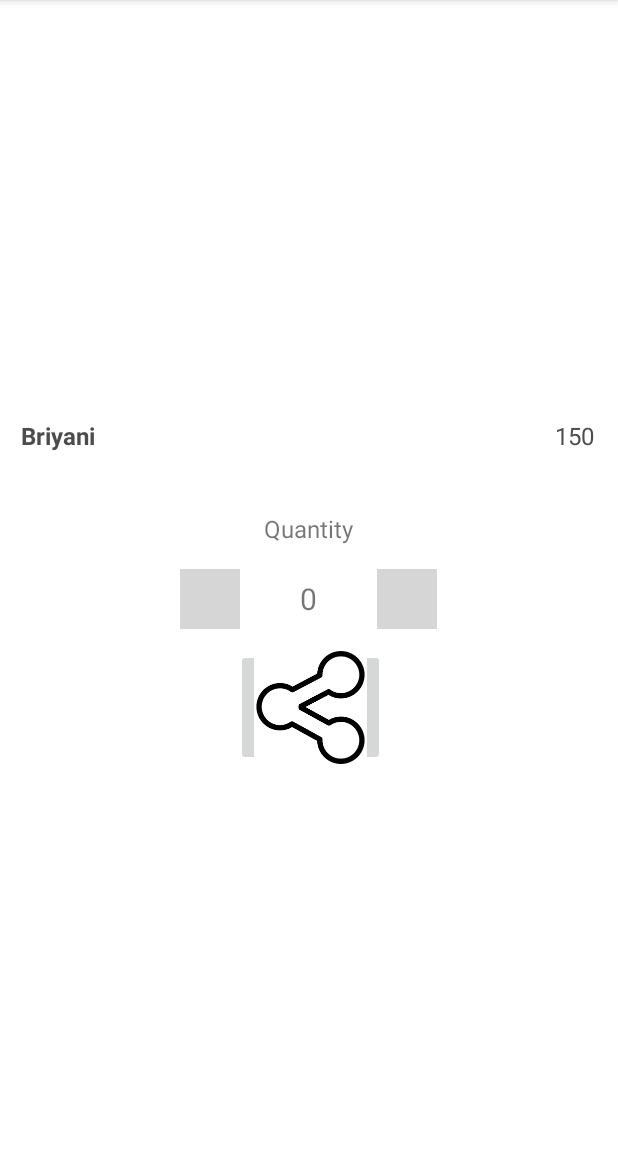
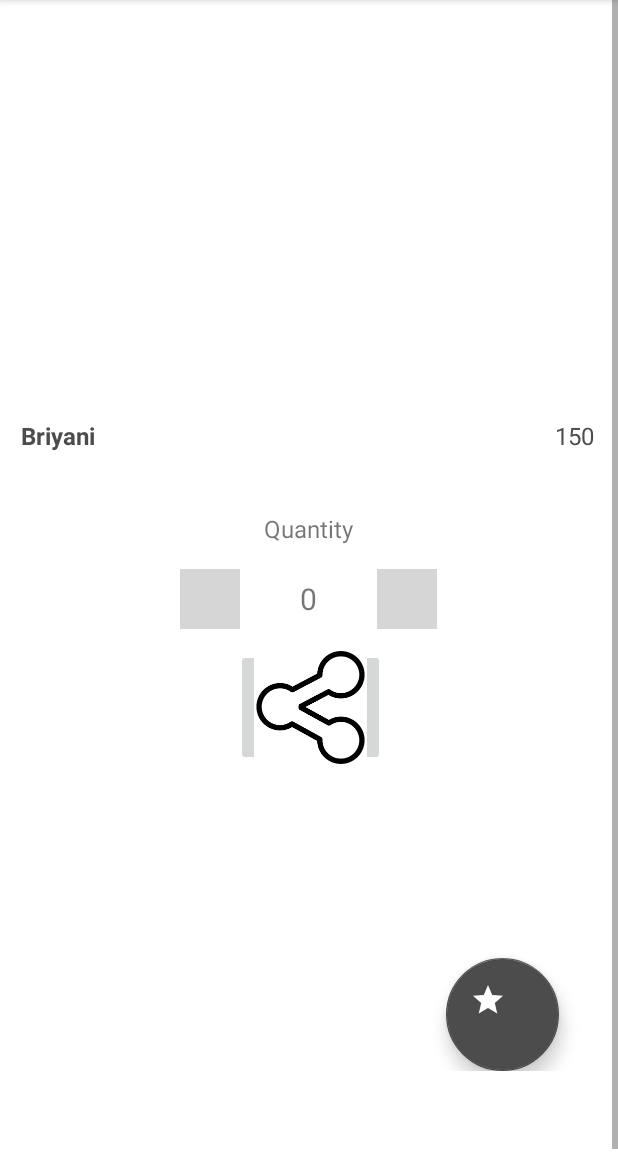
Before and after one commit to 0xCAB0/JustDeliveroo, an Android app: the ProductoActivity screen opened directly, with no data from a screen before it, on a phone screen of 412 x 824 dp, the part 84-1236 px from its top. Run offline under Robolectric (Android 15) with nearby library versions, the phone set to English and light mode, and no system bars; pictures from the network do not load; 1 statement that could not run was skipped; grey boxes are pictures that could not be loaded.

Commit message:
Botón flotante compartir texto

```diff
--- a/app/src/main/res/layout/activity_detail_layout.xml
+++ b/app/src/main/res/layout/activity_detail_layout.xml
@@ -105,6 +105,19 @@
                 android:layout_marginEnd="155dp"
                 app:srcCompat="@mipmap/img_1" />
 
+            <com.google.android.material.floatingactionbutton.FloatingActionButton
+                android:id="@+id/btn_share_txt2"
+                android:layout_width="100dp"
+                android:layout_height="91dp"
+                android:layout_alignTop="@+id/i_food_image"
+                android:layout_alignParentStart="true"
+                android:layout_alignParentEnd="true"
+                android:layout_marginStart="297dp"
+                android:layout_marginTop="617dp"
+                android:layout_marginEnd="39dp"
+                android:clickable="true"
+                app:srcCompat="@drawable/ic_star" />
+
         </RelativeLayout>
     </ScrollView>
 
--- a/app/src/main/res/layout/activity_home_screen.xml
+++ b/app/src/main/res/layout/activity_home_screen.xml
@@ -154,7 +154,7 @@
         app:layout_constraintHorizontal_bias="0.909"
         app:layout_constraintStart_toStartOf="parent"
         app:layout_constraintTop_toTopOf="@+id/action_bar"
-        app:layout_constraintVertical_bias="0.94"
+        app:layout_constraintVertical_bias="0.937"
         app:rippleColor="#FFC107"
         app:srcCompat="@drawable/ic_star"
         tools:ignore="SpeakableTextPresentCheck,SpeakableTextPresentCheck" />
```
Also changed, not shown: app/src/main/java/com/alvaro/justdeliveroo/ui/ProductoActivity.java (+13 -0 lines), gradle/wrapper/gradle-wrapper.properties (added), 1 other file.
